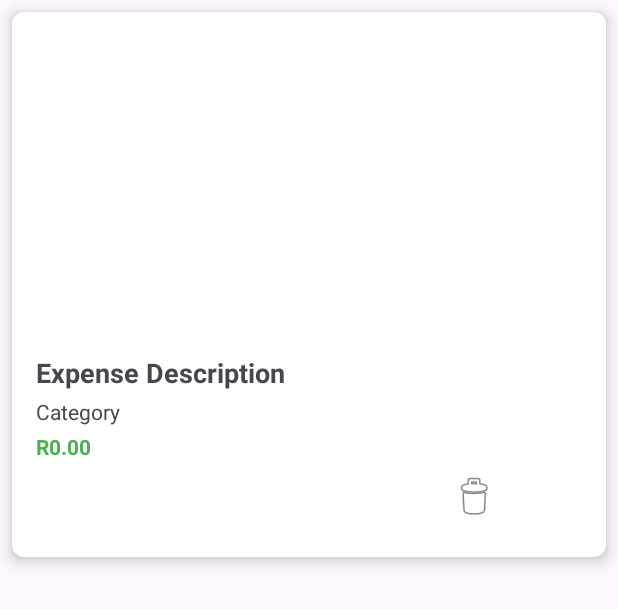
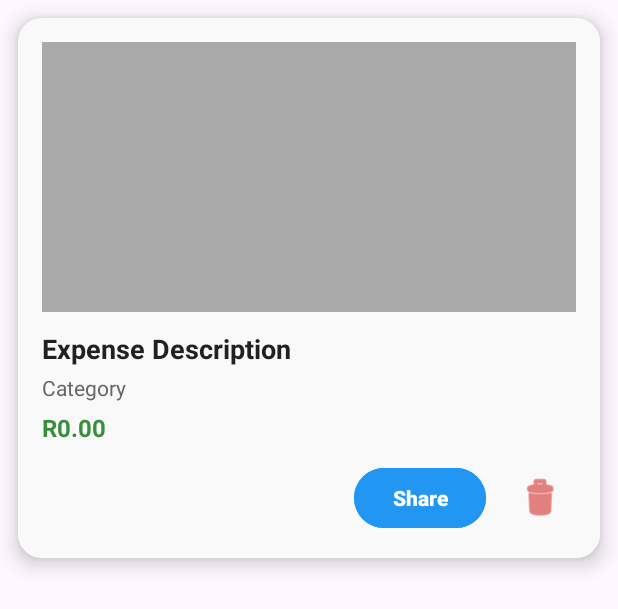
Before and after one commit to ST10028058-Sashiel/PROG7313_POE, an Android app: the layout item_expense.xml on its own in the app's theme, with its tools: preview values and no code run, on a phone screen of 412 x 824 dp. Shown: the top 609 px of the screen. Run offline under Robolectric (Android 15) with nearby library versions, the phone set to English and light mode, and no system bars.

Commit message:
Added Sharing to the App

```diff
--- a/app/src/main/AndroidManifest.xml
+++ b/app/src/main/AndroidManifest.xml
@@ -20,9 +20,11 @@
         android:theme="@style/Theme.PROG7313_Part2"
         tools:targetApi="31">
         <activity
+            android:name=".ui.AIChatActivity"
+            android:exported="false" />
+        <activity
             android:name=".ui.ExportActivity"
-            android:exported="false" />
-        <!-- FileProvider for camera image sharing -->
+            android:exported="false" /> <!-- FileProvider for camera image sharing -->
         <provider
             android:name="androidx.core.content.FileProvider"
             android:authorities="${applicationId}.provider"
--- a/app/src/main/java/com/st10028058/prog7313_part2/ui/adapter/ExpenseAdapter.kt
+++ b/app/src/main/java/com/st10028058/prog7313_part2/ui/adapter/ExpenseAdapter.kt
@@ -1,7 +1,9 @@
 package com.st10028058.prog7313_part2.ui.adapter
 
+import android.content.Intent
 import android.view.LayoutInflater
 import android.view.ViewGroup
+import androidx.core.content.ContextCompat.startActivity
 import androidx.recyclerview.widget.RecyclerView
 import com.bumptech.glide.Glide
 import com.st10028058.prog7313_part2.data.Expense
@@ -31,6 +33,7 @@ class ExpenseAdapter(
             tvCategory.text = expense.category
             tvAmount.text = String.format("R %.2f", expense.amount)
 
+            // Load image if available
             if (!expense.photoPath.isNullOrBlank()) {
                 Glide.with(imgExpense.context)
                     .load(expense.photoPath)
@@ -40,7 +43,25 @@ class ExpenseAdapter(
             }
 
             root.setOnClickListener { onItemClick(expense) }
+
             btnDelete.setOnClickListener { onItemDelete(expense) }
+
+            // Share button implementation
+            btnShare.setOnClickListener {
+                val context = it.context
+                val shareIntent = Intent(Intent.ACTION_SEND).apply {
+                    type = "text/plain"
+                    putExtra(Intent.EXTRA_SUBJECT, "Expense Shared")
+                    putExtra(
+                        Intent.EXTRA_TEXT,
+                        "Here's an expense I tracked:\n" +
+                                "Description: ${expense.description}\n" +
+                                "Category: ${expense.category}\n" +
+                                "Amount: R%.2f".format(expense.amount)
+                    )
+                }
+                context.startActivity(Intent.createChooser(shareIntent, "Share via"))
+            }
         }
     }
 
--- a/app/src/main/res/layout/item_expense.xml
+++ b/app/src/main/res/layout/item_expense.xml
@@ -4,28 +4,26 @@
     xmlns:app="http://schemas.android.com/apk/res-auto"
     android:layout_width="match_parent"
     android:layout_height="wrap_content"
-    android:layout_margin="8dp"
-    app:cardElevation="6dp"
-    app:cardCornerRadius="8dp"
-    app:cardBackgroundColor="@android:color/white">
-
-    <FrameLayout
-        android:layout_width="match_parent"
-        android:layout_height="wrap_content">
+    android:layout_margin="12dp"
+    app:cardElevation="8dp"
+    app:cardCornerRadius="16dp"
+    app:cardBackgroundColor="#FFFFFF">
 
     <LinearLayout
-            android:layout_width="348dp"
-            android:layout_height="match_parent"
+        android:layout_width="match_parent"
+        android:layout_height="wrap_content"
         android:orientation="vertical"
-            android:padding="16dp">
+        android:padding="16dp"
+        android:background="#F9F9F9">
 
         <ImageView
             android:id="@+id/imgExpense"
             android:layout_width="match_parent"
-                android:layout_height="200dp"
+            android:layout_height="180dp"
             android:layout_marginBottom="12dp"
             android:contentDescription="Expense Image"
-                android:scaleType="centerCrop" />
+            android:scaleType="centerCrop"
+            android:background="@android:color/darker_gray" />
 
         <TextView
             android:id="@+id/tvDescription"
@@ -33,35 +31,53 @@
             android:layout_height="wrap_content"
             android:text="Expense Description"
             android:textSize="18sp"
-                android:textStyle="bold" />
+            android:textStyle="bold"
+            android:textColor="#212121" />
 
         <TextView
             android:id="@+id/tvCategory"
             android:layout_width="wrap_content"
             android:layout_height="wrap_content"
             android:layout_marginTop="4dp"
-                android:text="Category" />
+            android:text="Category"
+            android:textColor="#666666" />
 
         <TextView
             android:id="@+id/tvAmount"
             android:layout_width="wrap_content"
             android:layout_height="wrap_content"
-                android:layout_marginTop="4dp"
+            android:layout_marginTop="6dp"
             android:text="R0.00"
-                android:textColor="#4CAF50"
+            android:textColor="#388E3C"
+            android:textStyle="bold"
+            android:textSize="16sp" />
+
+        <LinearLayout
+            android:layout_width="match_parent"
+            android:layout_height="wrap_content"
+            android:orientation="horizontal"
+            android:layout_marginTop="12dp"
+            android:gravity="end">
+
+            <Button
+                android:id="@+id/btnShare"
+                android:layout_width="wrap_content"
+                android:layout_height="wrap_content"
+                android:backgroundTint="#2196F3"
+                android:text="Share"
+                android:textAllCaps="false"
+                android:textColor="@android:color/white"
                 android:textStyle="bold" />
 
             <ImageButton
                 android:id="@+id/btnDelete"
-                android:layout_width="wrap_content"
-                android:layout_height="wrap_content"
-                android:layout_gravity="top|end"
-                android:layout_margin="8dp"
+                android:layout_width="48dp"
+                android:layout_height="48dp"
+                android:layout_marginStart="12dp"
                 android:background="?attr/selectableItemBackgroundBorderless"
                 android:contentDescription="Delete"
-                android:src="@android:drawable/ic_menu_delete" />
-
+                android:src="@android:drawable/ic_menu_delete"
+                android:tint="#D32F2F" />
         </LinearLayout>
-
-    </FrameLayout>
+    </LinearLayout>
 </androidx.cardview.widget.CardView>
```
Lines whose indentation alone changed are shown as unchanged.
